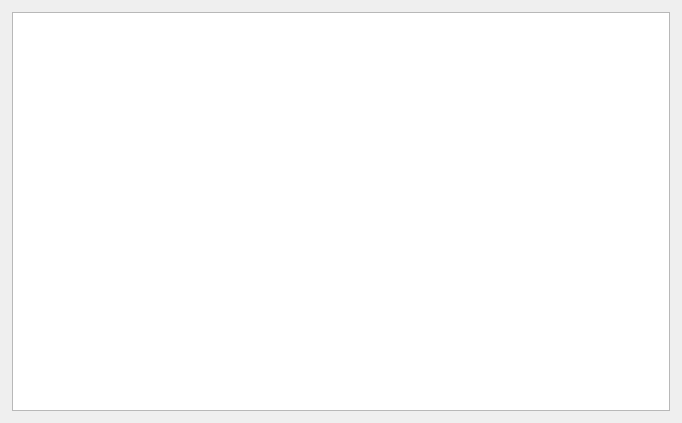
MarkFcx/3w, file widgets/ui/ChannelMeasurement.ui: the form before one commit.
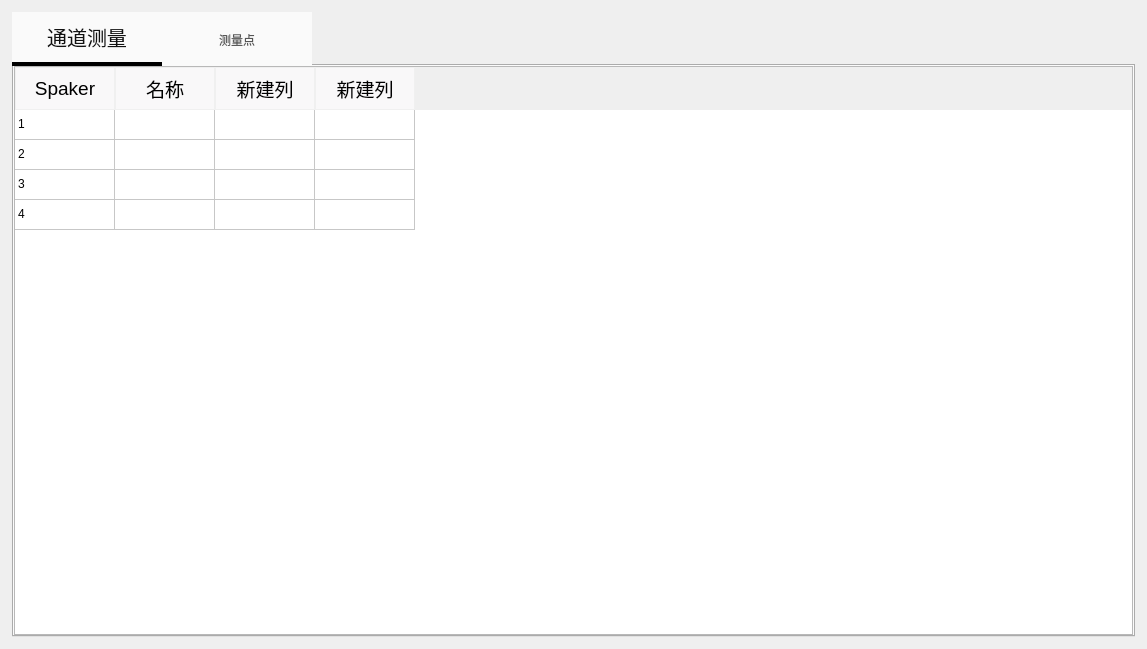
The form after the commit.

The edit to the form file:
```diff
--- a/widgets/ui/ChannelMeasurement.ui
+++ b/widgets/ui/ChannelMeasurement.ui
@@ -6,14 +6,43 @@
    <rect>
     <x>0</x>
     <y>0</y>
-    <width>682</width>
-    <height>423</height>
+    <width>1147</width>
+    <height>649</height>
    </rect>
   </property>
   <property name="windowTitle">
    <string>Form</string>
   </property>
-  <layout class="QVBoxLayout" name="verticalLayout">
+  <property name="styleSheet">
+   <string notr="true">QTabWidget::tab-bar 
+{
+	left:0px;
+}
+
+QTabBar::tab
+{
+	min-width: 150px;
+    max-width: 150px;
+    max-height: 50px;
+    min-height: 50px;
+    background: rgb(250, 250, 250);
+	
+    font-size: 12px;
+    
+    font-weight: 400;
+    text-align: center;
+    color: #555555;
+    line-height: 32px;
+}
+
+QTabBar::tab:selected
+{
+	border-bottom: 4px solid #000000;
+    font-size: 20px;
+    color: #111111;
+}</string>
+  </property>
+  <layout class="QVBoxLayout" name="verticalLayout" stretch="0">
    <property name="spacing">
     <number>0</number>
    </property>
@@ -30,7 +59,156 @@
     <number>12</number>
    </property>
    <item>
-    <widget class="QTableWidget" name="tableWidget"/>
+    <widget class="QTabWidget" name="tabWidget">
+     <property name="minimumSize">
+      <size>
+       <width>0</width>
+       <height>400</height>
+      </size>
+     </property>
+     <property name="currentIndex">
+      <number>0</number>
+     </property>
+     <property name="elideMode">
+      <enum>Qt::ElideLeft</enum>
+     </property>
+     <widget class="QWidget" name="tab">
+      <attribute name="title">
+       <string>通道测量</string>
+      </attribute>
+      <layout class="QVBoxLayout" name="verticalLayout_2">
+       <property name="spacing">
+        <number>0</number>
+       </property>
+       <property name="leftMargin">
+        <number>0</number>
+       </property>
+       <property name="topMargin">
+        <number>0</number>
+       </property>
+       <property name="rightMargin">
+        <number>0</number>
+       </property>
+       <property name="bottomMargin">
+        <number>0</number>
+       </property>
+       <item>
+        <widget class="QTableWidget" name="channelMeasurementTable">
+         <property name="styleSheet">
+          <string notr="true">QHeaderView::section 
+{
+    background-color: rgb(249, 248, 249);
+    padding: 4px;
+    font-size: 14pt;
+	border: 1px solid rgb(240, 240, 240);
+	
+	selection-background-color: rgb(249, 248, 249);
+}
+
+QTableView::item:selected
+{
+	selection-background-color: rgb(249, 248, 249);
+
+    font-size: 12px;
+    
+    font-weight: 400;
+    text-align: center;
+    color: #333333;
+    line-height: 32px;
+}
+
+QTableView::item:focus{
+	color: #333333;
+}</string>
+         </property>
+         <property name="textElideMode">
+          <enum>Qt::ElideRight</enum>
+         </property>
+         <attribute name="horizontalHeaderVisible">
+          <bool>true</bool>
+         </attribute>
+         <attribute name="horizontalHeaderCascadingSectionResizes">
+          <bool>false</bool>
+         </attribute>
+         <attribute name="verticalHeaderVisible">
+          <bool>false</bool>
+         </attribute>
+         <attribute name="verticalHeaderCascadingSectionResizes">
+          <bool>false</bool>
+         </attribute>
+         <attribute name="verticalHeaderShowSortIndicator" stdset="0">
+          <bool>false</bool>
+         </attribute>
+         <row>
+          <property name="text">
+           <string>新建行</string>
+          </property>
+         </row>
+         <row>
+          <property name="text">
+           <string>新建行</string>
+          </property>
+         </row>
+         <row>
+          <property name="text">
+           <string>新建行</string>
+          </property>
+         </row>
+         <row>
+          <property name="text">
+           <string>新建行</string>
+          </property>
+         </row>
+         <column>
+          <property name="text">
+           <string>Spaker</string>
+          </property>
+         </column>
+         <column>
+          <property name="text">
+           <string>名称</string>
+          </property>
+         </column>
+         <column>
+          <property name="text">
+           <string>新建列</string>
+          </property>
+         </column>
+         <column>
+          <property name="text">
+           <string>新建列</string>
+          </property>
+         </column>
+         <item row="0" column="0">
+          <property name="text">
+           <string>1</string>
+          </property>
+         </item>
+         <item row="1" column="0">
+          <property name="text">
+           <string>2</string>
+          </property>
+         </item>
+         <item row="2" column="0">
+          <property name="text">
+           <string>3</string>
+          </property>
+         </item>
+         <item row="3" column="0">
+          <property name="text">
+           <string>4</string>
+          </property>
+         </item>
+        </widget>
+       </item>
+      </layout>
+     </widget>
+     <widget class="QWidget" name="tab_2">
+      <attribute name="title">
+       <string>测量点</string>
+      </attribute>
+     </widget>
+    </widget>
    </item>
   </layout>
  </widget>
```
